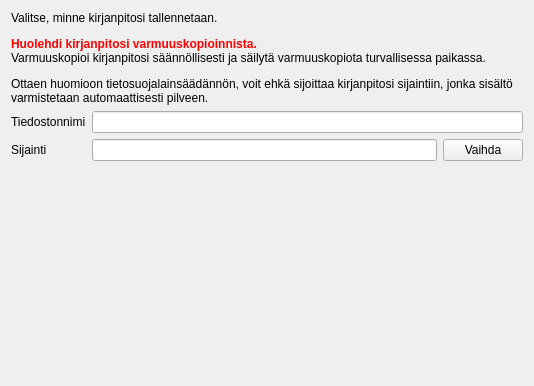
This is kitsas/uusikirjanpito/uusisijainti.ui in artoh/kitupiikki as Qt 5 draws it before an edit. The edited form follows.
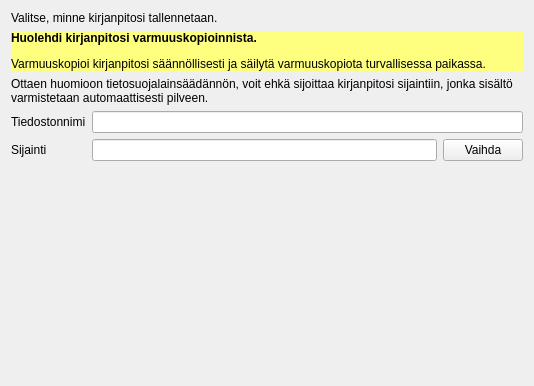
This is the edited form.

The edit to the form file:
```diff
--- a/kitsas/uusikirjanpito/uusisijainti.ui
+++ b/kitsas/uusikirjanpito/uusisijainti.ui
@@ -17,7 +17,30 @@
    <item>
     <widget class="QLabel" name="label_3">
      <property name="text">
-      <string>&lt;html&gt;&lt;head/&gt;&lt;body&gt;&lt;p&gt;Valitse, minne kirjanpitosi tallennetaan.&lt;/p&gt;&lt;p&gt;&lt;span style=&quot; font-weight:600; color:#ff0000;&quot;&gt;Huolehdi kirjanpitosi varmuuskopioinnista.&lt;br/&gt;&lt;/span&gt;&lt;span style=&quot; color:#000000;&quot;&gt;Varmuuskopioi kirjanpitosi säännöllisesti ja säilytä varmuuskopiota turvallisessa paikassa.&lt;/span&gt;&lt;/p&gt;&lt;p&gt;&lt;span style=&quot; color:#000000;&quot;&gt;Ottaen huomioon tietosuojalainsäädännön, voit ehkä &lt;/span&gt;sijoittaa kirjanpitosi sijaintiin, jonka sisältö varmistetaan automaattisesti pilveen.&lt;/p&gt;&lt;/body&gt;&lt;/html&gt;</string>
+      <string>&lt;html&gt;&lt;head/&gt;&lt;body&gt;&lt;p&gt;Valitse, minne kirjanpitosi tallennetaan.&lt;/p&gt;&lt;/body&gt;&lt;/html&gt;</string>
+     </property>
+     <property name="wordWrap">
+      <bool>true</bool>
+     </property>
+    </widget>
+   </item>
+   <item>
+    <widget class="QLabel" name="label_4">
+     <property name="styleSheet">
+      <string notr="true">background-color: rgb(255, 255, 127);</string>
+     </property>
+     <property name="text">
+      <string>&lt;html&gt;&lt;head/&gt;&lt;body&gt;&lt;p&gt;&lt;span style=&quot; font-weight:600;&quot;&gt;Huolehdi kirjanpitosi varmuuskopioinnista.&lt;/span&gt;&lt;/p&gt;&lt;p&gt;Varmuuskopioi kirjanpitosi säännöllisesti ja säilytä varmuuskopiota turvallisessa paikassa.&lt;/p&gt;&lt;/body&gt;&lt;/html&gt;</string>
+     </property>
+     <property name="wordWrap">
+      <bool>true</bool>
+     </property>
+    </widget>
+   </item>
+   <item>
+    <widget class="QLabel" name="label_5">
+     <property name="text">
+      <string>Ottaen huomioon tietosuojalainsäädännön, voit ehkä sijoittaa kirjanpitosi sijaintiin, jonka sisältö varmistetaan automaattisesti pilveen.</string>
      </property>
      <property name="wordWrap">
       <bool>true</bool>
```
